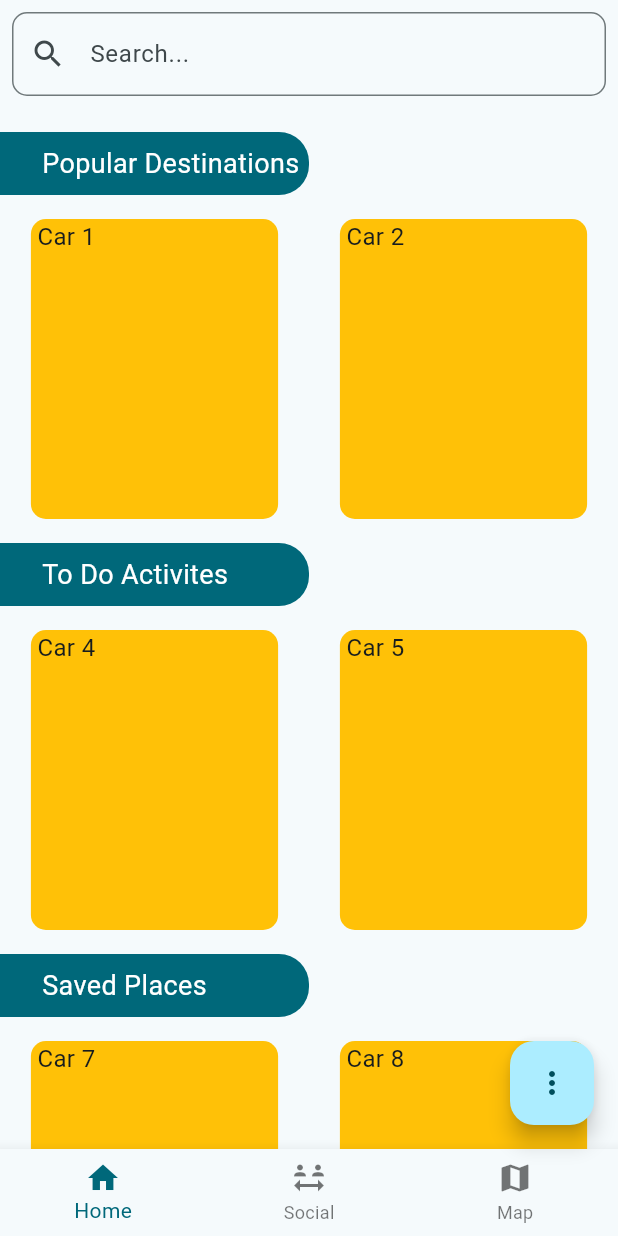
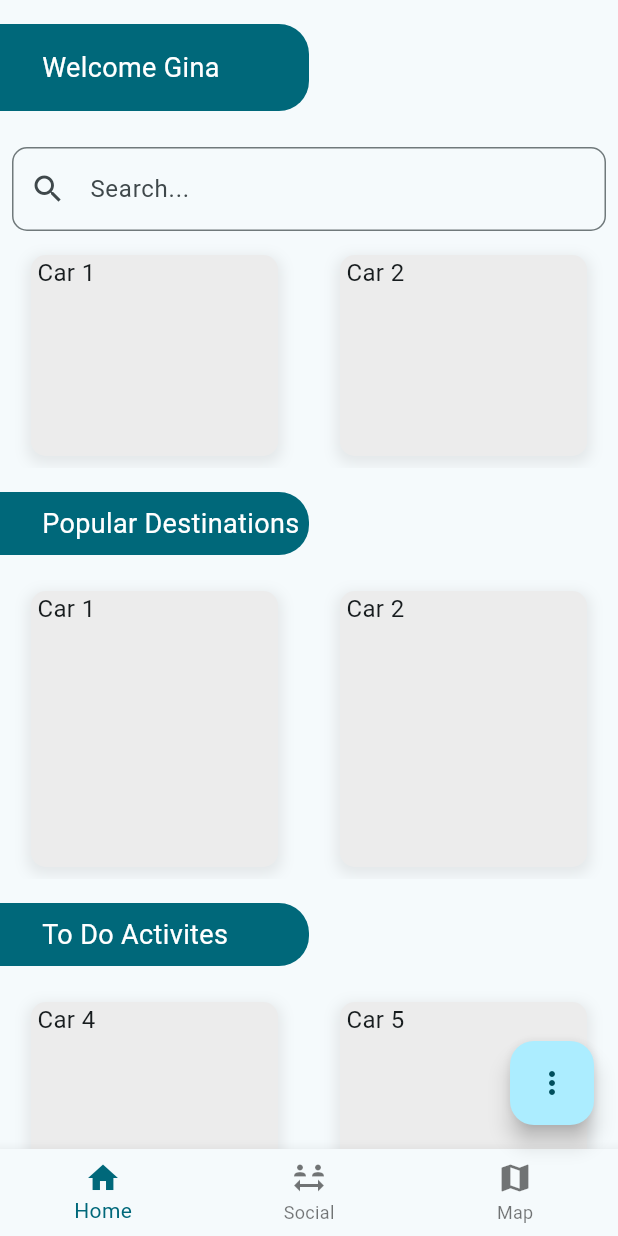
Before and after one commit to Iyadh27/CodexBots_SL-Portal, a Flutter app: the screen it shows after launch, on a phone screen of 412 x 824 dp. Run offline on Flutter 3.47's test engine with Material 3 defaults, Android fonts, the phone set to English and light mode, and no system bars; drawn by our look-alikes of carousel_slider; our stand-ins replace file_picker, firebase_core; accounts and stored records are empty.

Commit message:
home page format

```diff
--- a/lib/main.dart
+++ b/lib/main.dart
@@ -74,6 +74,47 @@ class _MyHomePageState extends State<MyHomePage> {
   }
 
   final TextEditingController _searchController = TextEditingController();
+  Widget buildCarouselSection2(List<String> items) {
+    return Column(
+      crossAxisAlignment: CrossAxisAlignment.start,
+      children: [
+        CarouselSlider(
+          options: CarouselOptions(
+              height: 150.0,
+              viewportFraction: 0.5,
+              enableInfiniteScroll: false,
+              enlargeCenterPage: false,
+              padEnds: false),
+          items: items.map((i) {
+            return Builder(
+              builder: (BuildContext context) {
+                return Container(
+                    width: MediaQuery.of(context).size.width / 2.5,
+                    margin: EdgeInsets.all(8.0),
+                    decoration: BoxDecoration(
+                      color: const Color.fromARGB(255, 236, 236, 236),
+                      borderRadius: BorderRadius.circular(10),
+                      boxShadow: [
+                        BoxShadow(
+                          color: Colors.grey.withOpacity(0.2),
+                          spreadRadius: 2,
+                          blurRadius: 7,
+                          offset: Offset(0, 3), // changes position of shadow
+                        ),
+                      ],
+                    ),
+                    child: Text(
+                      ' $i',
+                      style: TextStyle(fontSize: 16.0),
+                    ));
+              },
+            );
+          }).toList(),
+        )
+      ],
+    );
+  }
+
   Widget buildCarouselSection(String title, List<String> items) {
     return Column(
       crossAxisAlignment: CrossAxisAlignment.start,
@@ -114,10 +155,19 @@ class _MyHomePageState extends State<MyHomePage> {
               builder: (BuildContext context) {
                 return Container(
                     width: MediaQuery.of(context).size.width / 2.5,
-                    margin: EdgeInsets.symmetric(horizontal: 5.0),
+                    margin: EdgeInsets.all(8.0),
                     decoration: BoxDecoration(
-                        color: Colors.amber,
-                        borderRadius: BorderRadius.circular(10)),
+                      color: const Color.fromARGB(255, 236, 236, 236),
+                      borderRadius: BorderRadius.circular(10),
+                      boxShadow: [
+                        BoxShadow(
+                          color: Colors.grey.withOpacity(0.2),
+                          spreadRadius: 2,
+                          blurRadius: 7,
+                          offset: Offset(0, 3), // changes position of shadow
+                        ),
+                      ],
+                    ),
                     child: Text(
                       ' $i',
                       style: TextStyle(fontSize: 16.0),
@@ -134,7 +184,34 @@ class _MyHomePageState extends State<MyHomePage> {
   Widget build(BuildContext context) {
     return Scaffold(
       body: Column(
+        crossAxisAlignment: CrossAxisAlignment.start,
         children: [
+          Column(
+            crossAxisAlignment: CrossAxisAlignment.start,
+            children: [
+              Container(
+                width: MediaQuery.of(context).size.width / 2,
+                margin: EdgeInsets.only(top: 16.0, bottom: 16.0),
+                padding: EdgeInsets.only(top: 16.0, bottom: 16.0, left: 28.0),
+                decoration: BoxDecoration(
+                  color: Theme.of(context)
+                      .primaryColor, // Primary color as background
+                  borderRadius: BorderRadius.only(
+                    topRight: Radius.circular(20.0), // Rounded top-right corner
+                    bottomRight:
+                        Radius.circular(20.0), // Rounded bottom-right corner
+                  ),
+                ),
+                child: Text(
+                  "Welcome Gina",
+
+                  style: TextStyle(
+                    color: Colors.white, // Text color for contrast
+                    fontSize: 18,
+                  ),
+                  textAlign: TextAlign.left, // Left aligned text
+                ),
+              ),
               Padding(
                 padding: const EdgeInsets.all(8.0),
                 child: TextField(
@@ -148,9 +225,12 @@ class _MyHomePageState extends State<MyHomePage> {
                   ),
                 ),
               ),
+            ],
+          ),
           Expanded(
             child: ListView(
               children: [
+                Container(child: buildCarouselSection2(featuredCars)),
                 buildCarouselSection('Popular Destinations', featuredCars),
                 buildCarouselSection('To Do Activites', newArrivals),
                 buildCarouselSection('Saved Places', bestSellers),
```
Lines whose indentation alone changed are shown as unchanged.
